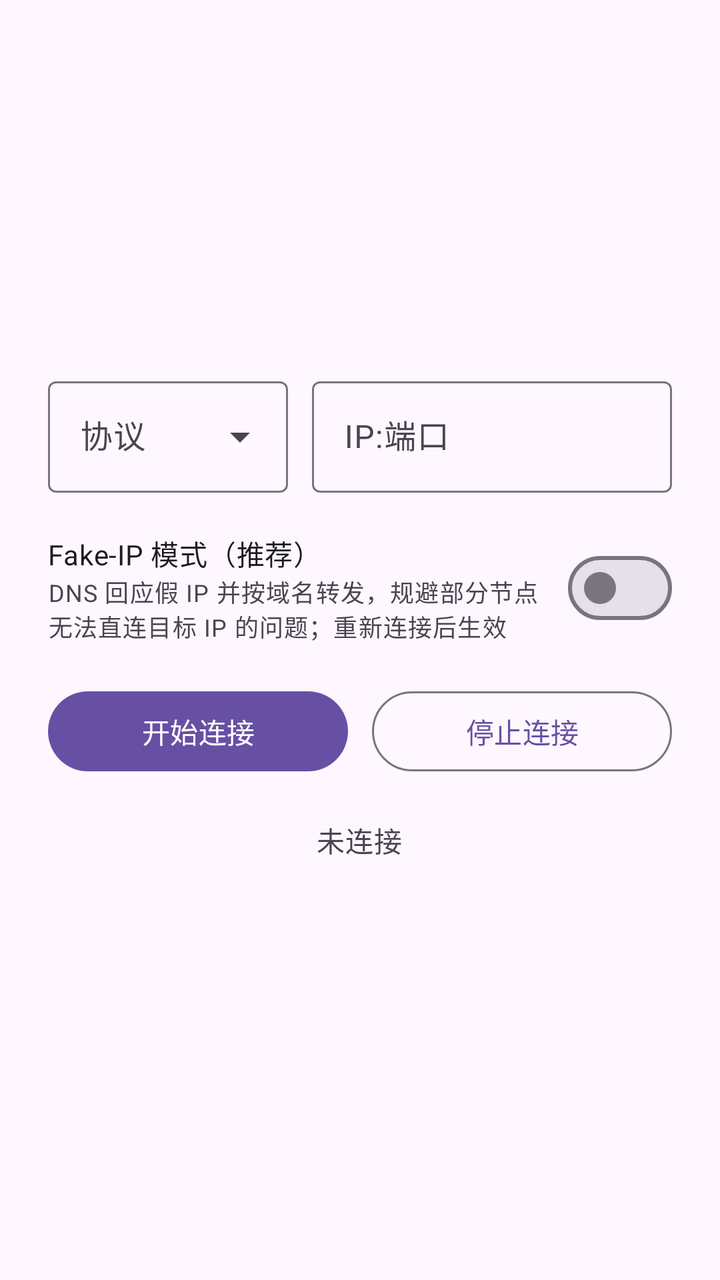
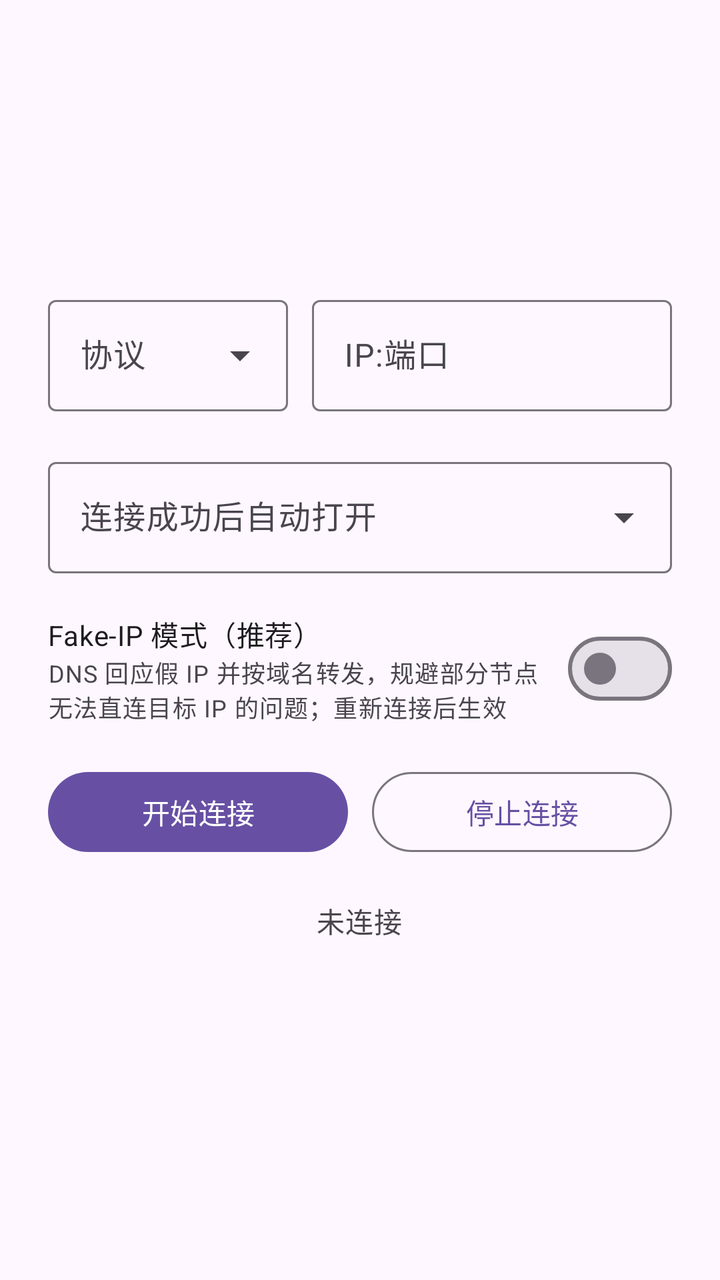

Before-and-after screenshots of an Android layout around one commit, followed by the original layout XML and the change that was made.
<!-- AndroidManifest.xml: application theme Theme.ProxyConnect -->
<!-- res/layout/activity_main.xml -->
<?xml version="1.0" encoding="utf-8"?>
<LinearLayout xmlns:android="http://schemas.android.com/apk/res/android"
    android:id="@+id/root"
    android:layout_width="match_parent"
    android:layout_height="match_parent"
    android:gravity="center"
    android:orientation="vertical"
    android:padding="24dp">

    <LinearLayout
        android:layout_width="match_parent"
        android:layout_height="wrap_content"
        android:baselineAligned="false"
        android:orientation="horizontal">

        <com.google.android.material.textfield.TextInputLayout
            android:id="@+id/protocol_layout"
            style="@style/Widget.Material3.TextInputLayout.OutlinedBox.ExposedDropdownMenu"
            android:layout_width="0dp"
            android:layout_height="wrap_content"
            android:layout_weight="2"
            android:hint="@string/protocol_hint">

            <com.google.android.material.textfield.MaterialAutoCompleteTextView
                android:id="@+id/drop_protocol"
                android:layout_width="match_parent"
                android:layout_height="wrap_content"
                android:inputType="none"
                android:maxLines="1" />
        </com.google.android.material.textfield.TextInputLayout>

        <Space
            android:layout_width="12dp"
            android:layout_height="1dp" />

        <com.google.android.material.textfield.TextInputLayout
            android:id="@+id/address_layout"
            style="@style/Widget.Material3.TextInputLayout.OutlinedBox"
            android:layout_width="0dp"
            android:layout_height="wrap_content"
            android:layout_weight="3"
            android:hint="@string/address_hint">

            <com.google.android.material.textfield.TextInputEditText
                android:id="@+id/edit_address"
                android:layout_width="match_parent"
                android:layout_height="wrap_content"
                android:imeOptions="actionDone"
                android:inputType="textUri"
                android:maxLines="1" />
        </com.google.android.material.textfield.TextInputLayout>
    </LinearLayout>

    <LinearLayout
        android:layout_width="match_parent"
        android:layout_height="wrap_content"
        android:layout_marginTop="20dp"
        android:gravity="center_vertical"
        android:orientation="horizontal">

        <LinearLayout
            android:layout_width="0dp"
            android:layout_height="wrap_content"
            android:layout_weight="1"
            android:orientation="vertical">

            <TextView
                android:layout_width="wrap_content"
                android:layout_height="wrap_content"
                android:text="@string/fakeip_title"
                android:textAppearance="?attr/textAppearanceBodyMedium"
                android:textColor="?attr/colorOnSurface" />

            <TextView
                android:layout_width="wrap_content"
                android:layout_height="wrap_content"
                android:text="@string/fakeip_summary"
                android:textAppearance="?attr/textAppearanceBodySmall"
                android:textColor="?attr/colorOnSurfaceVariant" />
        </LinearLayout>

        <com.google.android.material.materialswitch.MaterialSwitch
            android:id="@+id/switch_fakeip"
            android:layout_width="wrap_content"
            android:layout_height="wrap_content"
            android:layout_marginStart="12dp" />
    </LinearLayout>

    <LinearLayout
        android:layout_width="match_parent"
        android:layout_height="wrap_content"
        android:layout_marginTop="20dp"
        android:orientation="horizontal">

        <com.google.android.material.button.MaterialButton
            android:id="@+id/btn_start"
            android:layout_width="0dp"
            android:layout_height="wrap_content"
            android:layout_marginEnd="6dp"
            android:layout_weight="1"
            android:text="@string/start_connect" />

        <com.google.android.material.button.MaterialButton
            android:id="@+id/btn_stop"
            style="@style/Widget.Material3.Button.OutlinedButton"
            android:layout_width="0dp"
            android:layout_height="wrap_content"
            android:layout_marginStart="6dp"
            android:layout_weight="1"
            android:text="@string/stop_connect" />
    </LinearLayout>

    <TextView
        android:id="@+id/text_status"
        android:layout_width="wrap_content"
        android:layout_height="wrap_content"
        android:layout_marginTop="20dp"
        android:gravity="center"
        android:text="@string/status_disconnected"
        android:textAppearance="?attr/textAppearanceBodyMedium"
        android:textColor="?attr/colorOnSurfaceVariant" />

    <TextView
        android:id="@+id/text_ram"
        android:layout_width="wrap_content"
        android:layout_height="wrap_content"
        android:layout_marginTop="8dp"
        android:textAppearance="?attr/textAppearanceBodySmall"
        android:textColor="?attr/colorOnSurfaceVariant" />
</LinearLayout>
<!-- resources referenced by this layout -->
<resources>
  <string name="address_hint">IP:端口</string>
  <string name="fakeip_summary">DNS 回应假 IP 并按域名转发，规避部分节点无法直连目标 IP 的问题；重新连接后生效</string>
  <string name="fakeip_title">Fake-IP 模式（推荐）</string>
  <string name="protocol_hint">协议</string>
  <string name="start_connect">开始连接</string>
  <string name="status_disconnected">未连接</string>
  <string name="stop_connect">停止连接</string>
  <style name="Theme.ProxyConnect" parent="Theme.Material3.DayNight.NoActionBar">
          <item name="android:statusBarColor">@android:color/transparent</item>
          <item name="android:navigationBarColor">@android:color/transparent</item>
      </style>
</resources>

<!-- the commit's change to res/layout/activity_main.xml (unified diff, before → after) -->
@@ -50,6 +50,22 @@
                 android:maxLines="1" />
         </com.google.android.material.textfield.TextInputLayout>
     </LinearLayout>
+
+    <com.google.android.material.textfield.TextInputLayout
+        android:id="@+id/autoapp_layout"
+        style="@style/Widget.Material3.TextInputLayout.OutlinedBox.ExposedDropdownMenu"
+        android:layout_width="match_parent"
+        android:layout_height="wrap_content"
+        android:layout_marginTop="20dp"
+        android:hint="@string/autoapp_hint">
+
+        <com.google.android.material.textfield.MaterialAutoCompleteTextView
+            android:id="@+id/drop_autoapp"
+            android:layout_width="match_parent"
+            android:layout_height="wrap_content"
+            android:inputType="none"
+            android:maxLines="1" />
+    </com.google.android.material.textfield.TextInputLayout>
 
     <LinearLayout
         android:layout_width="match_parent"
<!-- resource entries referenced after the edit -->
@@ -1,6 +1,7 @@
 <!-- resources referenced by this layout -->
 <resources>
   <string name="address_hint">IP:端口</string>
+  <string name="autoapp_hint">连接成功后自动打开</string>
   <string name="fakeip_summary">DNS 回应假 IP 并按域名转发，规避部分节点无法直连目标 IP 的问题；重新连接后生效</string>
   <string name="fakeip_title">Fake-IP 模式（推荐）</string>
   <string name="protocol_hint">协议</string>
